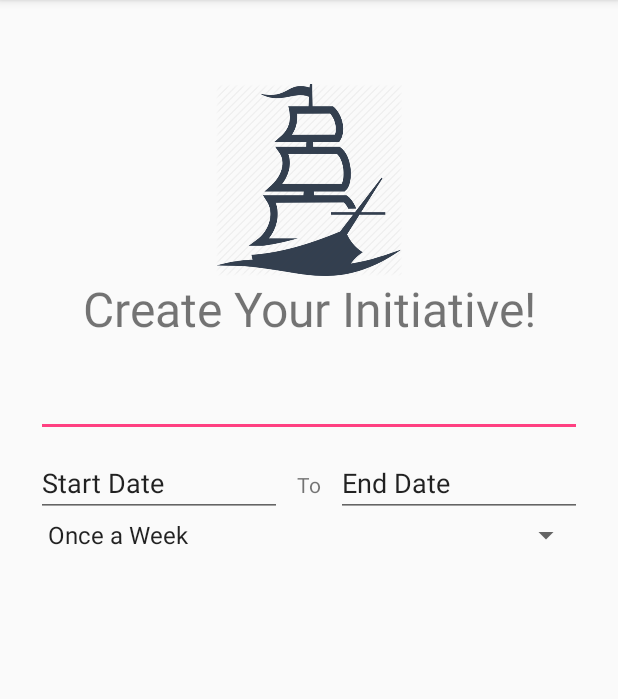
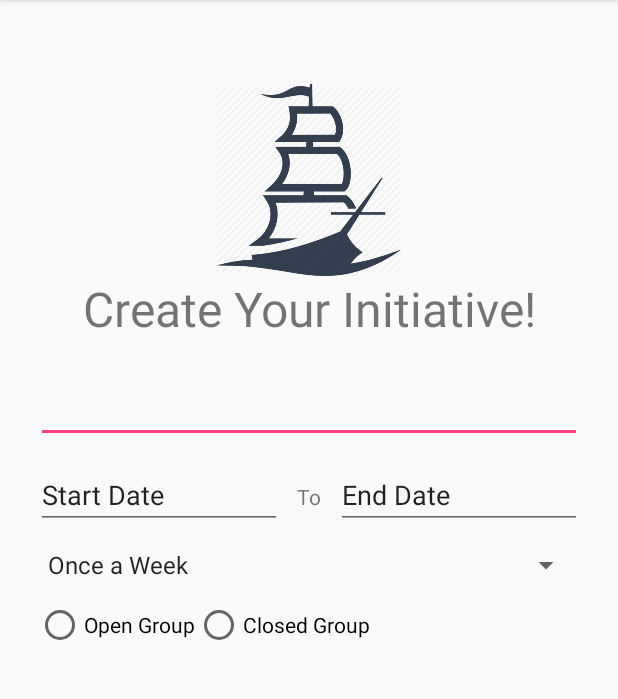
Before and after one commit to laronson/fellowship, an Android app: the CreateInitiativeActivity screen opened directly, with no data from a screen before it, on a phone screen of 412 x 824 dp, the part 84-783 px from its top. Run offline under Robolectric (Android 15) with nearby library versions, the phone set to English and light mode, and no system bars; our stand-ins replace ButterKnife.

Commit message:
Radio buttons(open or closed group) and standardized padding

```diff
--- a/app/src/main/res/layout/activity_create_initiative.xml
+++ b/app/src/main/res/layout/activity_create_initiative.xml
@@ -26,6 +26,7 @@
             android:id="@+id/textView4"
             android:layout_width="match_parent"
             android:layout_height="wrap_content"
+            android:layout_marginBottom="@dimen/default_vertical_margin"
             android:gravity="center"
             android:text="@string/create_initiative"
             android:textSize="32dp" />
@@ -33,8 +34,8 @@
         <android.support.design.widget.TextInputLayout
             android:layout_width="match_parent"
             android:layout_height="wrap_content"
-            android:layout_marginTop="8dp"
-            android:layout_marginBottom="8dp">
+            android:layout_marginBottom="@dimen/default_vertical_margin"
+            >
 
             <EditText
                 android:id="@+id/input_initiativeTitle"
@@ -48,12 +49,13 @@
         <LinearLayout
             android:layout_width="wrap_content"
             android:layout_height="wrap_content"
+            android:layout_marginBottom="@dimen/default_vertical_margin"
             android:orientation="horizontal">
             <EditText
                 android:id="@+id/startDate"
                 android:layout_width="wrap_content"
                 android:layout_height="wrap_content"
-                android:layout_marginEnd="10dp"
+                android:layout_marginEnd="@dimen/default_horizontal_margin"
                 android:layout_weight="1"
                 android:ems="10"
                 android:focusable="false"
@@ -64,7 +66,7 @@
                 android:id="@+id/to"
                 android:layout_width="wrap_content"
                 android:layout_height="wrap_content"
-                android:layout_marginEnd="10dp"
+                android:layout_marginEnd="@dimen/default_horizontal_margin"
                 android:text="@string/to"/>
             <EditText
                 android:id="@+id/endDate"
@@ -84,10 +86,24 @@
             android:id="@+id/spinner_taskInterval"
             android:layout_width="match_parent"
             android:layout_height="wrap_content"
+            android:layout_marginBottom="@dimen/default_vertical_margin"
             android:entries="@array/intervals_array"
             android:prompt="@string/interval_prompt" />
 
-
+        <RadioGroup
+            android:layout_width="wrap_content"
+            android:layout_height="wrap_content"
+            android:layout_marginBottom="@dimen/default_vertical_margin"
+            android:orientation="horizontal">
+            <RadioButton
+                android:layout_width="wrap_content"
+                android:layout_height="wrap_content"
+                android:text="@string/open_group"/>
+            <RadioButton
+                android:layout_width="wrap_content"
+                android:layout_height="wrap_content"
+                android:text="@string/closed_group"/>
+        </RadioGroup>
 
 
 
--- a/app/src/main/res/values/dimens.xml
+++ b/app/src/main/res/values/dimens.xml
@@ -1,3 +1,5 @@
 <resources>
     <dimen name="fab_margin">16dp</dimen>
+    <dimen name="default_vertical_margin">12dp</dimen>
+    <dimen name="default_horizontal_margin">10dp</dimen>
 </resources>
--- a/app/src/main/res/values/strings.xml
+++ b/app/src/main/res/values/strings.xml
@@ -16,4 +16,7 @@
         <item>Once a Month</item>
         <item>Twice a Month</item>
     </string-array>
+
+    <string name="open_group">Open Group</string>
+    <string name="closed_group">Closed Group</string>
 </resources>
```
